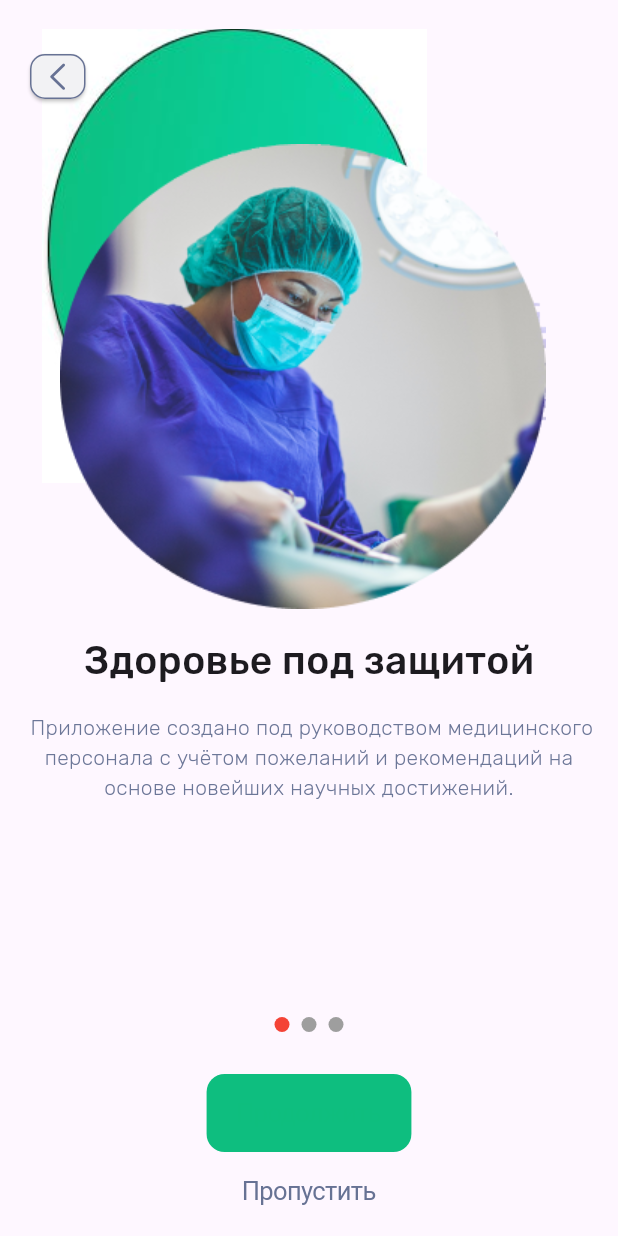
After one commit to DinoDafor/medicine_app, a Flutter app: the GeneralScreen screen opened directly, on a phone screen of 412 x 824 dp. The commit adds this screen. Run offline on Flutter 3.47's test engine with Material 3 defaults, Android fonts, the phone set to English and light mode, and no system bars; drawn by our look-alikes of smooth_page_indicator; our stand-ins replace bloc, calendar_timeline, camera, dio, email_validator, equatable and 11 more; missing offline and left inert: alarm; accounts and stored records are empty.

```diff
--- a/lib/add_pill/pills/pages/PageForProvider.dart
+++ b/lib/add_pill/pills/pages/PageForProvider.dart
@@ -147,7 +147,7 @@ class _PageForProviderState extends State<PageForProvider> {
 
     return Material(
       child: Container(
-        height: MediaQuery.of(context).size.height * 0.79,
+        // height: MediaQuery.of(context).size.height * 0.79,
         width: MediaQuery.of(context).size.width,
         child: ListView(
           padding: EdgeInsets.all(6),
--- a/lib/main.dart
+++ b/lib/main.dart
@@ -15,6 +15,7 @@ import 'package:medicine_app/add_pill/pills/widget/drag_list.dart';
 import 'package:medicine_app/add_pill/service_locator.dart';
 import 'package:medicine_app/bloc/authentication_bloc.dart';
 import 'package:medicine_app/bloc/navigation_bloc.dart';
+import 'package:medicine_app/onBoarding/generalScreen.dart';
 import 'package:medicine_app/screens/authentication_screen.dart';
 import 'package:medicine_app/screens/chat_screen.dart';
 import 'package:medicine_app/screens/registration_screen.dart';
@@ -40,9 +41,14 @@ final GoRouter _router = GoRouter(routes: [
   GoRoute(
       path: '/',
       builder: (BuildContext context, GoRouterState state) {
-        return const AuthenticationScreen();
+        return AuthenticationScreen();
       },
       routes: [
+        GoRoute(
+            path: 'authentication',
+            builder: (BuildContext context, GoRouterState state) {
+              return const AuthenticationScreen();
+            }),
         GoRoute(
             path: 'registration',
             builder: (BuildContext context, GoRouterState state) {
--- /dev/null
+++ b/lib/onBoarding/data/visitedData.dart
@@ -0,0 +1,33 @@
+import 'package:flutter/material.dart';
+import 'package:hive_flutter/hive_flutter.dart';
+
+
+
+class VisitedIndicator{
+
+ bool _flagVisited = false;
+
+final _myBox =Hive.box('mybox');
+
+void updateData()
+{
+  _flagVisited=true;
+  try{
+  _myBox.put("FLAG", _flagVisited);
+  }
+  catch(e)
+  {
+    print("My error $e");
+  }
+}
+
+void loadData()
+{
+  _flagVisited = _myBox.get("FLAG");
+}
+
+bool  flagVisitedGet()
+{
+  return _flagVisited;
+}
+}
--- /dev/null
+++ b/lib/onBoarding/generalScreen.dart
@@ -0,0 +1,188 @@
+////import 'dart:html';
+
+import 'dart:developer' as developer;
+import 'dart:developer';
+
+import 'package:flutter/cupertino.dart';
+import 'package:flutter/material.dart';
+import 'package:flutter_bloc/flutter_bloc.dart';
+import 'package:go_router/go_router.dart';
+import 'package:hive_flutter/hive_flutter.dart';
+import 'package:medicine_app/add_pill/pills/pages/drag_list_screen.dart';
+import 'package:medicine_app/add_pill/service_locator.dart';
+import 'package:medicine_app/onBoarding/data/visitedData.dart';
+import 'package:medicine_app/onBoarding/screen1.dart';
+import 'package:medicine_app/onBoarding/screen2.dart';
+import 'package:medicine_app/onBoarding/screen3.dart';
+import 'package:medicine_app/screens/authentication_screen.dart';
+import 'package:smooth_page_indicator/smooth_page_indicator.dart';
+
+import '../add_pill/pills/data/bloc/pill_bloc.dart';
+
+class GeneralScreen extends StatefulWidget {
+  @override
+  State<StatefulWidget> createState() => _GeneralScreenState();
+  // TODO: implement createState
+}
+
+class SpecialColor extends Color {
+  const SpecialColor() : super(0x00000000);
+
+  @override
+  int get alpha => 0xFF;
+}
+
+/// данный класс представляет собой приветственное окно, которое должно открываться один раз при первом запуске приложения
+/// используя кнопку "Продолжить" или смахивая влево экраны переключаются
+/// после прохождения всех экранов должна идти форма с авторизацией
+/// чтобы этот экран запускался один раз используем Hive.box, для хранения флага
+class _GeneralScreenState extends State<GeneralScreen> {
+  final _controller = PageController();
+  final _myBox = Hive.box('mybox');
+
+  ///перечисление экранов
+  Screen1 screen1 = Screen1();
+  Screen2 screen2 = Screen2();
+  Screen3 screen3 = Screen3();
+  List screens = [];
+
+  VisitedIndicator visited = VisitedIndicator();
+  bool flag = false;
+
+  ///добавление экранов
+  _GeneralScreenState() {
+    screens.add(screen1);
+    screens.add(screen2);
+    screens.add(screen3);
+  }
+  @override
+  void initState() {
+    if (_myBox.get("FLAG") != null) flag = true;
+    developer.log(flag.toString(), name: "Flag in GeneralScreenState");
+
+    super.initState();
+  }
+
+  //// индекс экрана(используется для переключения)
+  int screenIndex = 0;
+  @override
+  Widget build(BuildContext context) {
+    if (flag == false) {
+      // TODO: implement build
+      return CupertinoPageScaffold(
+        child: SafeArea(
+          child: Stack(
+            children: [
+              PageView.builder(
+                controller: _controller,
+                itemBuilder: (context, index) {
+                  onPageChanged(index);
+                  return screens[index];
+                },
+
+                /// onPageChanged: _onPageChanged(index),
+                itemCount: screens.length,
+              ),
+
+              /// Screen1(),
+              Padding(
+                padding: const EdgeInsets.all(4.0),
+                child: Container(
+                  alignment: Alignment.bottomCenter,
+                  child: Column(
+                      mainAxisAlignment: MainAxisAlignment.end,
+                      children: [
+                        Padding(
+                          padding: const EdgeInsets.all(28.0),
+                          child: SmoothPageIndicator(
+                            controller: _controller,
+                            count: 3,
+                            effect: SwapEffect(
+                                activeDotColor: Colors.red,
+                                radius: 10,
+                                dotHeight: 10,
+                                dotWidth: 10),
+                          ),
+                        ),
+                        CupertinoButton(
+                          child: Text("Продолжить"),
+                          onPressed: () {
+                            if (screenIndex < 2) {
+                              screenIndex = screenIndex + 1;
+                              log(screenIndex.toString(), name: 'screenIndex');
+                              _controller.jumpToPage(screenIndex);
+                            } else {
+                              visited.updateData();
+                              Navigator.of(context).push(CupertinoPageRoute(
+                                  builder: (BuildContext context) {
+                                return AuthenticationScreen();
+                              }));
+
+                              ///тут должен быть переход на авторизацию (когда пролистали три экрана и нажали кнопку:продолжить)
+                            }
+                          },
+                          color: const Color.fromARGB(255, 14, 190, 127),
+                        ),
+                        CupertinoButton(
+                            child: Text(
+                              "Пропустить",
+                              style: TextStyle(
+                                  color: Color.fromARGB(255, 103, 114, 148)),
+                            ),
+                            onPressed: () {
+                              Navigator.of(context).push(CupertinoPageRoute(
+                                  builder: (BuildContext context) {
+                                return AuthenticationScreen();
+                              }));
+                            })
+                      ]),
+                ),
+              ),
+
+              Padding(
+                padding: const EdgeInsets.only(left: 20.0, top: 36),
+                child: SizedBox(
+                  width: 37,
+                  height: 30,
+                  child: ElevatedButton(
+                      style: ElevatedButton.styleFrom(
+                          padding: EdgeInsets.all(0),
+                          backgroundColor: Color.fromARGB(255, 242, 242, 244),
+                          shape: RoundedRectangleBorder(
+                              side: BorderSide(
+                                color: Color.fromARGB(255, 103, 114, 148),
+                              ),
+                              borderRadius: BorderRadius.circular(10))),
+                      onPressed: () {
+                        if (screenIndex > 0) {
+                          screenIndex = screenIndex - 1;
+                          _controller.jumpToPage(screenIndex);
+                        }
+                      },
+                      child: Center(
+                        child: const Icon(
+                          CupertinoIcons.left_chevron,
+                          color: Color.fromARGB(255, 103, 114, 148),
+                          size: 24,
+                        ),
+                      )),
+                ),
+              ),
+            ],
+          ),
+        ),
+      );
+    } else {
+      return BlocProvider<PillBloc>(
+        create: (context) => sl<PillBloc>(),
+        child: DragListScreen(),
+      );
+    }
+  }
+
+  onPageChanged(int index) {
+    ///developer.log("Current page is $index");
+
+    screenIndex = index;
+  }
+}
--- /dev/null
+++ b/lib/onBoarding/screen1.dart
@@ -0,0 +1,61 @@
+import 'package:flutter/material.dart';
+import 'package:flutter/cupertino.dart';
+
+class Screen1 extends StatelessWidget {
+  const Screen1({super.key});
+
+  @override
+  Widget build(BuildContext context) {
+    final height = MediaQuery.of(context).size.height;
+    final width = MediaQuery.of(context).size.width;
+    // TODO: implement build
+    return Material(
+      child: Center(
+        child: Column(
+          crossAxisAlignment: CrossAxisAlignment.center,
+          children: [
+            Stack(children: <Widget>[
+              Padding(
+                padding: const EdgeInsets.only(top: 19, left: 21),
+                child: Image.asset(
+                  'assets/images/el1.jpg',
+                  alignment: Alignment.topLeft,
+                ),
+              ),
+              Padding(
+                padding:
+                    EdgeInsets.only(left: 33, top: 96, right: width * 0.10),
+                child: Image(
+                  image: AssetImage('assets/images/pic1.png'),
+                ),
+              )
+            ]),
+            Padding(
+              padding: const EdgeInsets.all(16.0),
+              child: Text(
+                "Здоровье под защитой",
+                style: TextStyle(
+                  fontWeight: FontWeight.w500,
+                  fontSize: 26,
+                  fontFamily: "Rubik",
+                ),
+              ),
+            ),
+            Padding(
+              padding: const EdgeInsets.only(right: 16.0, left: 16.0),
+              child: Text(
+                " Приложение создано под руководством медицинского персонала с учётом пожеланий и рекомендаций на основе новейших научных достижений.",
+                textAlign: TextAlign.center,
+                style: TextStyle(
+                    fontSize: 14,
+                    fontFamily: "Rubik",
+                    fontWeight: FontWeight.w300,
+                    color: Color.fromARGB(246, 103, 114, 148)),
+              ),
+            ),
+          ],
+        ),
+      ),
+    );
+  }
+}
--- a/pubspec.yaml
+++ b/pubspec.yaml
@@ -58,6 +58,7 @@ dependencies:
   huawei_hmsavailability: ^6.11.0+301
   alarm: ^2.1.0
   local_auth: ^2.2.0
+  smooth_page_indicator: ^1.1.0
 
   flutter:
     sdk: flutter
```
Also changed, not shown: lib/onBoarding/screen2.dart (added, +66 -0 lines), lib/onBoarding/screen3.dart (added, +60 -0 lines), lib/screens/users_chat_screen.dart (+114 -18 lines), pubspec.lock.
